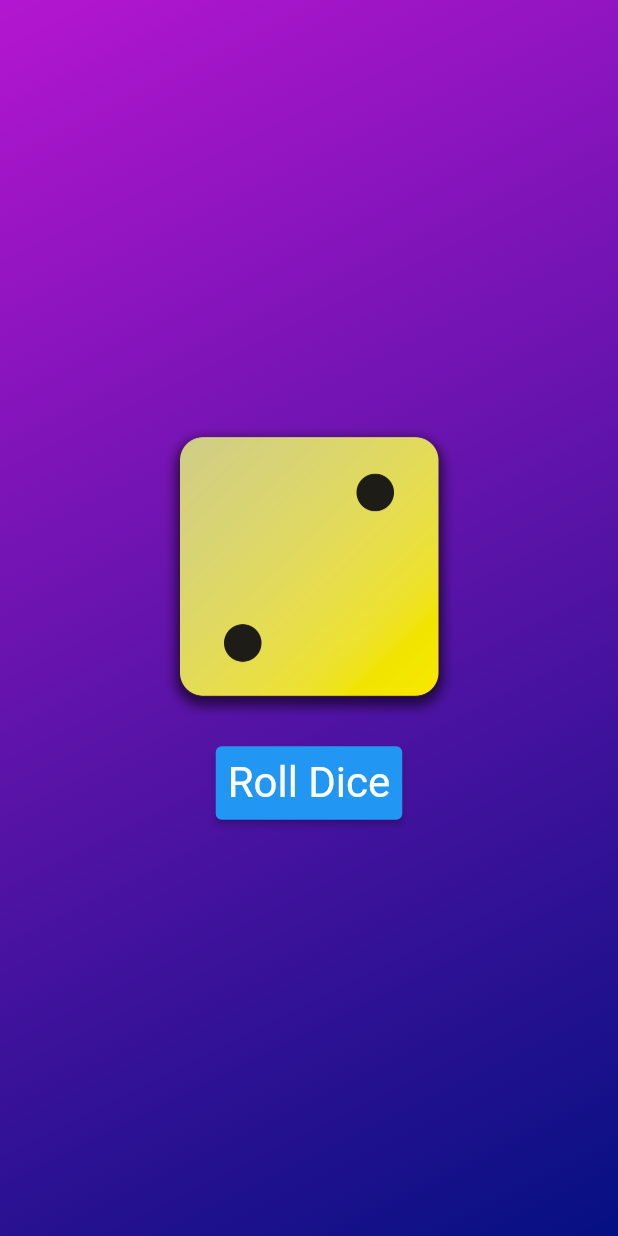
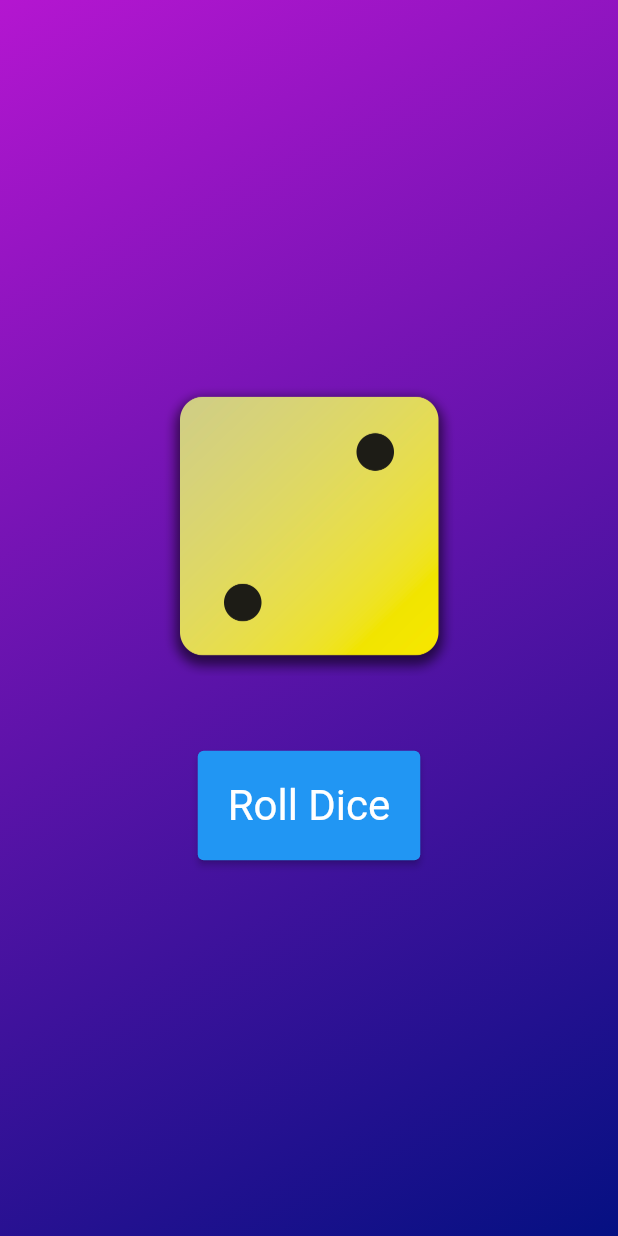
Before and after one commit to nemattullah/flutterdev, a Flutter app: the screen it shows after launch, on a phone screen of 412 x 824 dp. Run offline on Flutter 3.47's test engine with Material 2 defaults, Android fonts, the phone set to English and light mode, and no system bars; missing offline and left inert: dart:ffi.

Commit message:
Dice Roll App

```diff
--- a/lib/dice_roller.dart
+++ b/lib/dice_roller.dart
@@ -1,3 +1,4 @@
+import 'dart:ffi';
 import 'dart:math';
 
 import 'package:flutter/material.dart';
@@ -14,9 +15,8 @@ class DiceRoller extends StatefulWidget {
 }
 
 class _DiceRollerState extends State<DiceRoller> {
-  // var activeDiceImage = "assets/images/dice-1.png";
-  var currentDiceRoll = 2;
-
+  int currentDiceRoll = 2;
+  double currentDiceSize = 200.0;
   void rollDice() {
     setState(() {
       currentDiceRoll = randomiser.nextInt(6) + 1;
@@ -26,17 +26,15 @@ class _DiceRollerState extends State<DiceRoller> {
   @override
   Widget build(BuildContext context) {
     return Column(mainAxisSize: MainAxisSize.min, children: [
-      Image.asset(
-        "assets/images/dice-$currentDiceRoll.png",
-        width: 200,
-      ),
+      Image.asset("assets/images/dice-$currentDiceRoll.png",
+          width: currentDiceSize),
       const SizedBox(
-        height: 20.0,
+        height: 50.0,
       ),
       ElevatedButton(
           onPressed: rollDice,
           style: TextButton.styleFrom(
-              padding: const EdgeInsets.all(8.0),
+              padding: const EdgeInsets.all(20.0),
               foregroundColor: Colors.white,
               textStyle: const TextStyle(fontSize: 28)),
           child: const Text("Roll Dice"))
```
